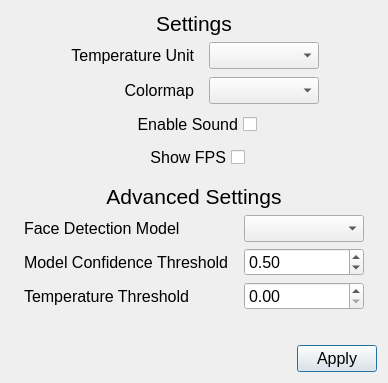
The window that qtgui/ui/SettingsDialog.ui (dev-chip/fever-monitor) describes before a commit, drawn with Qt 5.
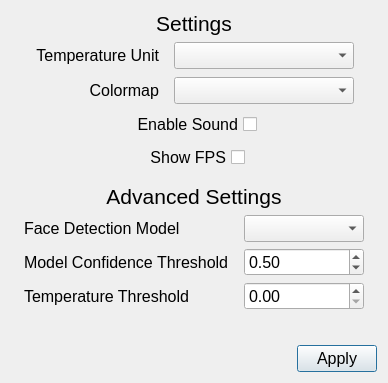
The same window after the commit.

Commit message: Sprint 4: Developing backend settings features.

The edit to the form file:
```diff
--- a/qtgui/ui/SettingsDialog.ui
+++ b/qtgui/ui/SettingsDialog.ui
@@ -94,13 +94,13 @@
          </property>
          <property name="minimumSize">
           <size>
-           <width>110</width>
+           <width>180</width>
            <height>0</height>
           </size>
          </property>
          <property name="maximumSize">
           <size>
-           <width>80</width>
+           <width>180</width>
            <height>16777215</height>
           </size>
          </property>
@@ -121,13 +121,13 @@
          </property>
          <property name="minimumSize">
           <size>
-           <width>110</width>
+           <width>180</width>
            <height>0</height>
           </size>
          </property>
          <property name="maximumSize">
           <size>
-           <width>80</width>
+           <width>180</width>
            <height>16777215</height>
           </size>
          </property>
```
The commit also changes 6 other files.
